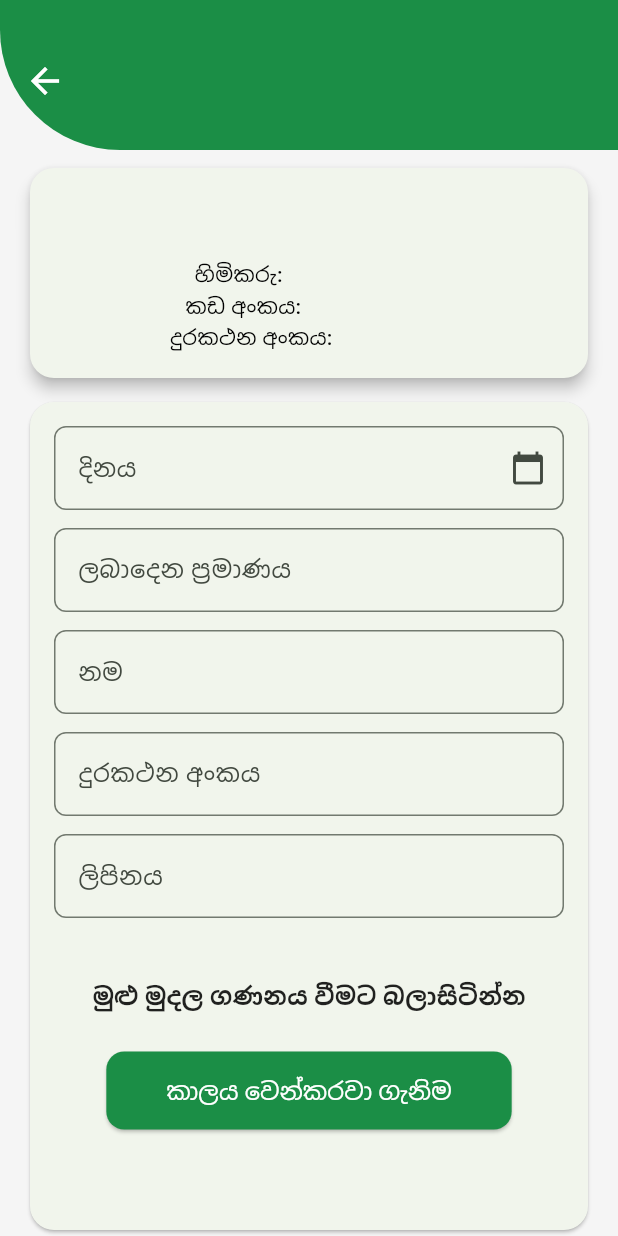
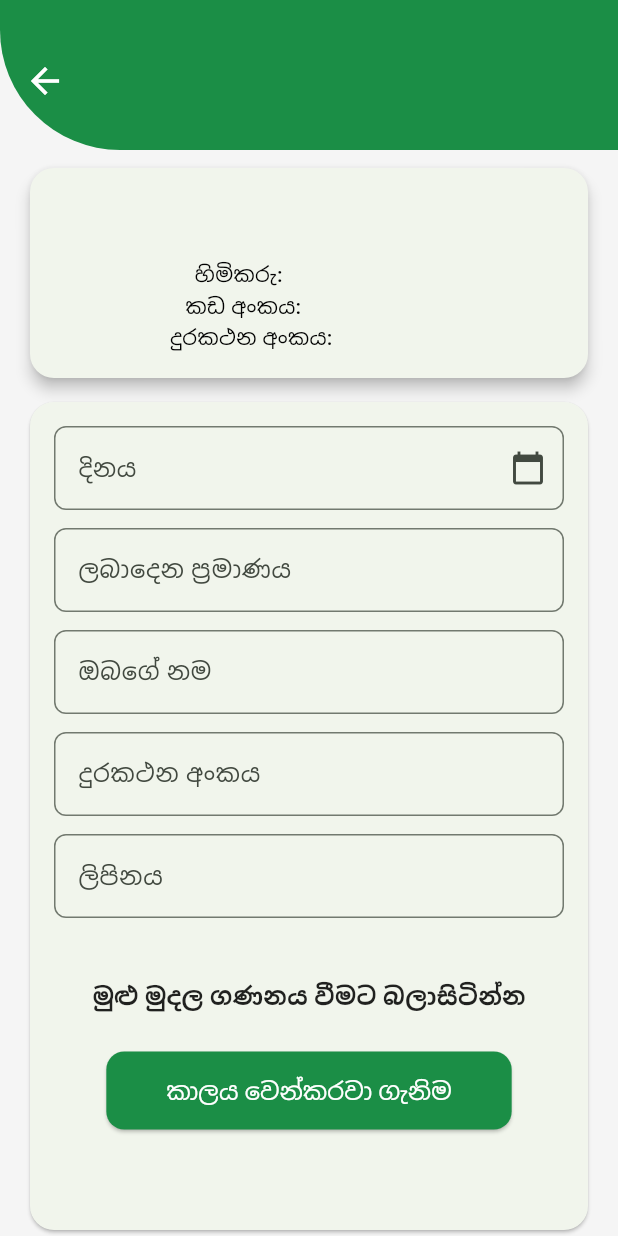
Before and after one commit to rudill/Mobile-app-for-Dambulla-Economic-Center, a Flutter app: the SendRequestPage screen opened directly with empty values, on a phone screen of 412 x 824 dp. Run offline on Flutter 3.47's test engine with Material 3 defaults, Android fonts, the phone set to English and light mode, and no system bars; our stand-ins replace cloud_firestore, firebase_auth, firebase_core, firebase_storage, hive_ce; accounts and stored records are empty.

Commit message:
resolve minor issues and improve component look

```diff
--- a/lib/Pages/Farmer/farmerprofileEdit.dart
+++ b/lib/Pages/Farmer/farmerprofileEdit.dart
@@ -159,7 +159,7 @@ class _FarmerProfileEditPageState extends State<FarmerProfileEditPage> {
       child: TextField(
         controller: controller,
         decoration: InputDecoration(
-          labelText: label,
+          label: TranslatableText(label),
           border: const OutlineInputBorder(),
           contentPadding: const EdgeInsets.symmetric(
             horizontal: 16,
--- a/lib/Pages/Farmer/sendRequest.dart
+++ b/lib/Pages/Farmer/sendRequest.dart
@@ -128,7 +128,7 @@ class _SendRequestPageState extends State<SendRequestPage> {
                     Row(
                       mainAxisAlignment: MainAxisAlignment.spaceEvenly,
                       children: [
-                        Text(
+                        TranslatableText(
                           'කඩ අංකය:',
                           style: TextStyle(fontWeight: FontWeight.w500),
                         ),
@@ -138,7 +138,7 @@ class _SendRequestPageState extends State<SendRequestPage> {
                     Row(
                       mainAxisAlignment: MainAxisAlignment.spaceEvenly,
                       children: [
-                        Text(
+                        TranslatableText(
                           'දුරකථන අංකය:',
                           style: TextStyle(fontWeight: FontWeight.w500),
                         ),
@@ -171,7 +171,7 @@ class _SendRequestPageState extends State<SendRequestPage> {
                           quantityController,
                         ),
                         SizedBox(height: 12),
-                        buildTextField('නම', farmerNameController),
+                        buildTextField('ඔබගේ නම', farmerNameController),
                         SizedBox(height: 12),
                         buildTextField('දුරකථන අංකය', contactController),
                         SizedBox(height: 12),
@@ -246,7 +246,7 @@ class _SendRequestPageState extends State<SendRequestPage> {
       controller: controller,
       keyboardType: TextInputType.number,
       decoration: InputDecoration(
-        labelText: label,
+        label: TranslatableText(label),
         suffixText: 'KG',
         border: OutlineInputBorder(borderRadius: BorderRadius.circular(8)),
         focusedBorder: OutlineInputBorder(
@@ -260,7 +260,7 @@ class _SendRequestPageState extends State<SendRequestPage> {
     return TextField(
       controller: controller,
       decoration: InputDecoration(
-        labelText: label,
+        label:TranslatableText(label) ,
         border: OutlineInputBorder(borderRadius: BorderRadius.circular(8)),
         focusedBorder: OutlineInputBorder(
           borderSide: BorderSide(color: Colors.green),
@@ -278,7 +278,7 @@ class _SendRequestPageState extends State<SendRequestPage> {
       controller: dateController,
       readOnly: true,
       decoration: InputDecoration(
-        labelText: 'දිනය',
+        label: TranslatableText('දිනය'),
         border: OutlineInputBorder(borderRadius: BorderRadius.circular(8)),
         suffixIcon: Icon(Icons.calendar_today),
       ),
--- a/lib/Pages/Seller/ProductSubmitionForm.dart
+++ b/lib/Pages/Seller/ProductSubmitionForm.dart
@@ -104,8 +104,8 @@ class _ProductSubmitionFormState extends State<ProductSubmitionForm> {
                       child: DropdownButtonFormField<String>(
                         value: selectedItem,
                         decoration: InputDecoration(
-                          labelText:
-                              "${selectedOption == 'veg' ? 'එළවලු' : 'පළතුරු'} නම",
+                          label:TranslatableText( "${selectedOption == 'veg' ? 'එළවලු' : 'පළතුරු'} නම",),
+
                           labelStyle: TextStyle(color: Colors.black54),
                           border: InputBorder.none,
                         ),
@@ -186,7 +186,7 @@ class _ProductSubmitionFormState extends State<ProductSubmitionForm> {
     return TextField(
       controller: controller,
       decoration: InputDecoration(
-        labelText: label,
+        label: TranslatableText(label),
         prefixText: prefixText,
         hintText: hintText,
         border: OutlineInputBorder(),
--- a/lib/Pages/Seller/sellerprofileEdit.dart
+++ b/lib/Pages/Seller/sellerprofileEdit.dart
@@ -156,7 +156,7 @@ class _ProfileEditPageState extends State<ProfileEditPage> {
       child: TextField(
         controller: controller,
         decoration: InputDecoration(
-          labelText: label,
+          label: TranslatableText(label),
           border: const OutlineInputBorder(),
           contentPadding: const EdgeInsets.symmetric(
             horizontal: 16,
```
Also changed, not shown: lib/Azure_Translation/LanguageToggle.dart (+5 -5 lines), lib/Models/productDetails.dart (+12 -11 lines), lib/Pages/menu.dart (+26 -8 lines), lib/Widgets/OngoingOrder_Tile.dart (+9 -8 lines).
